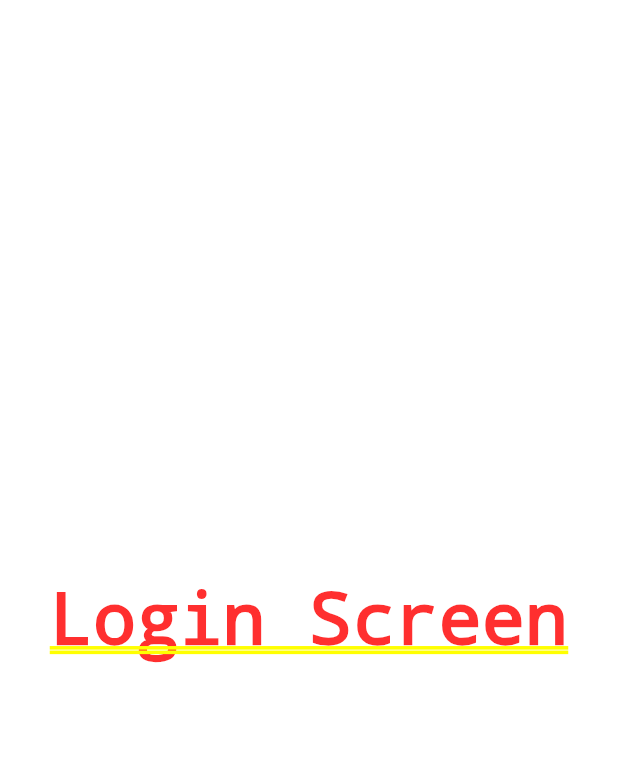
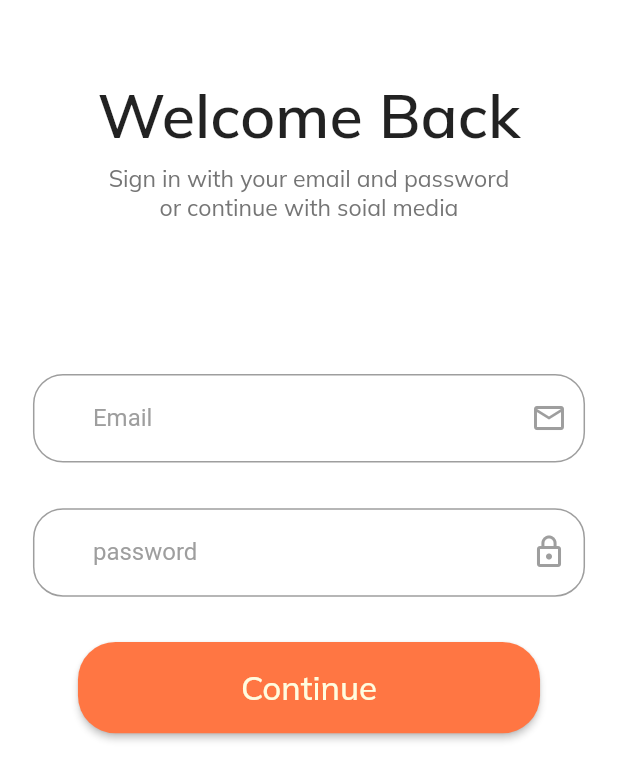
Before and after one commit to mahmoudlotf0/E-Commerce-App, a Flutter app: the screen it shows after launch, after a tap on "Continue", on a phone screen of 412 x 824 dp. Shown: the top 780 px of the screen. Run offline on Flutter 3.47's test engine with Material 2 defaults, Android fonts, the phone set to English and light mode, and no system bars; our stand-ins replace bloc, flutter_bloc, google_fonts.

Commit message:
Add login screen and make some clean code

```diff
--- /dev/null
+++ b/lib/presentationLayer/screens/login_screen/components/form_field_widget.dart
@@ -0,0 +1,38 @@
+import 'package:ecommerceapp/presentationLayer/widgets/custom_size_box.dart';
+import 'package:ecommerceapp/presentationLayer/widgets/default_text_field.dart';
+import 'package:flutter/material.dart';
+
+class FormFieldWidget extends StatelessWidget {
+  const FormFieldWidget({Key? key}) : super(key: key);
+
+  @override
+  Widget build(BuildContext context) {
+    TextEditingController emailController = TextEditingController();
+    TextEditingController passwordController = TextEditingController();
+
+    GlobalKey<FormState> formKey = GlobalKey<FormState>();
+
+    return Form(
+      key: formKey,
+      child: Column(
+        children: [
+          DefualtTextField(
+            controller: emailController,
+            hintText: 'Enter your email',
+            lable: 'Email',
+            icon: Icons.email_outlined,
+            textInputType: TextInputType.emailAddress,
+          ),
+          customSizeBox(height: 30),
+          DefualtTextField(
+            controller: passwordController,
+            hintText: 'Enter your password',
+            lable: 'password',
+            icon: Icons.lock_outline,
+            textInputType: TextInputType.emailAddress,
+          ),
+        ],
+      ),
+    );
+  }
+}
--- /dev/null
+++ b/lib/presentationLayer/screens/login_screen/components/head_widget.dart
@@ -0,0 +1,25 @@
+import 'package:ecommerceapp/presentationLayer/widgets/custom_size_box.dart';
+import 'package:ecommerceapp/themes/text_styles.dart';
+import 'package:flutter/material.dart';
+
+class HeadWidget extends StatelessWidget {
+  const HeadWidget({Key? key}) : super(key: key);
+
+  @override
+  Widget build(BuildContext context) {
+    return Column(
+      children: [
+        Text(
+          'Welcome Back',
+          style: kHeadLine,
+        ),
+        customSizeBox(height: 8),
+        Text(
+          'Sign in with your email and password\nor continue with soial media',
+          style: kHeadLineThree,
+          textAlign: TextAlign.center,
+        ),
+      ],
+    );
+  }
+}
--- a/lib/presentationLayer/screens/login_screen/login_screen.dart
+++ b/lib/presentationLayer/screens/login_screen/login_screen.dart
@@ -1,4 +1,13 @@
+import 'package:ecommerceapp/constans/constans.dart';
+import 'package:ecommerceapp/constans/size_config.dart';
+import 'package:ecommerceapp/presentationLayer/screens/login_screen/components/form_field_widget.dart';
+import 'package:ecommerceapp/presentationLayer/screens/login_screen/components/head_widget.dart';
+import 'package:ecommerceapp/presentationLayer/widgets/custom_size_box.dart';
+import 'package:ecommerceapp/presentationLayer/widgets/default_text_field.dart';
+import 'package:ecommerceapp/presentationLayer/widgets/defualt_button.dart';
+import 'package:ecommerceapp/themes/text_styles.dart';
 import 'package:flutter/material.dart';
+import 'package:google_fonts/google_fonts.dart';
 
 class LoginScreen extends StatelessWidget {
   static const String routeName = 'LoginScreen';
@@ -6,8 +15,35 @@ class LoginScreen extends StatelessWidget {
 
   @override
   Widget build(BuildContext context) {
-    return const Center(
-      child: Text('Login Screen'),
+    return Scaffold(
+      body: SafeArea(
+        child: Center(
+          child: Padding(
+            padding: EdgeInsets.symmetric(
+              vertical: getProportionateScreenHeight(50),
+              horizontal: getProportionateScreenWidth(20),
+            ),
+            child: Column(
+              children: [
+                const HeadWidget(),
+                customSizeBox(height: 100),
+                const FormFieldWidget(),
+                customSizeBox(height: 15),
+                DefualtButton(
+                  title: 'Continue',
+                  height: 60,
+                  onTap: () {
+                    print('object');
+                  },
+                ),
+              ],
+            ),
+          ),
+        ),
+      ),
     );
   }
 }
+/*
+
+ */
--- a/lib/presentationLayer/screens/on_boarding_screen/components/on_boarding_body.dart
+++ b/lib/presentationLayer/screens/on_boarding_screen/components/on_boarding_body.dart
@@ -1,3 +1,6 @@
+import 'package:ecommerceapp/presentationLayer/screens/login_screen/login_screen.dart';
+import 'package:ecommerceapp/presentationLayer/widgets/custom_size_box.dart';
+
 import 'dots_indicator.dart';
 import 'on_boarding_content.dart';
 import '../../../widgets/defualt_button.dart';
@@ -11,13 +14,20 @@ class OnBoardingBody extends StatelessWidget {
     return Scaffold(
       body: SafeArea(
         child: Column(
-          children: const [
-            Spacer(),
-            OnBoardingContent(),
-            SizedBox(height: 10),
-            DotsIndicator(),
-            Spacer(),
-            DefualtButton(title: 'Continue', height: 60),
+          children: [
+            const Spacer(),
+            const OnBoardingContent(),
+            customSizeBox(height: 10),
+            const DotsIndicator(),
+            const Spacer(),
+            DefualtButton(
+              title: 'Continue',
+              height: 60,
+              onTap: () {
+                Navigator.of(context)
+                    .pushReplacementNamed(LoginScreen.routeName);
+              },
+            ),
           ],
         ),
       ),
--- a/lib/presentationLayer/screens/on_boarding_screen/components/on_boarding_content.dart
+++ b/lib/presentationLayer/screens/on_boarding_screen/components/on_boarding_content.dart
@@ -1,3 +1,5 @@
+import 'package:ecommerceapp/presentationLayer/widgets/custom_size_box.dart';
+
 import '../../../../businessLogicLayer/cubit/shopcubit_cubit.dart';
 import '../../../../constans/size_config.dart';
 import '../../../../themes/text_styles.dart';
@@ -26,7 +28,7 @@ class OnBoardingContent extends StatelessWidget {
                   'Medical House Store',
                   style: kHeadLineOne,
                 ),
-                const SizedBox(height: 10),
+                customSizeBox(height: 10),
                 Text(
                   cubit.onBoardingData[index]['text']!,
                   style: kHeadLineTwo,
--- /dev/null
+++ b/lib/presentationLayer/widgets/custom_size_box.dart
@@ -0,0 +1,9 @@
+import 'package:ecommerceapp/constans/size_config.dart';
+import 'package:flutter/cupertino.dart';
+
+SizedBox customSizeBox({double height = 0, double width = 0}) {
+  return SizedBox(
+    height: getProportionateScreenHeight(height),
+    width: getProportionateScreenWidth(width),
+  );
+}
--- /dev/null
+++ b/lib/presentationLayer/widgets/default_text_field.dart
@@ -0,0 +1,50 @@
+import 'package:flutter/material.dart';
+
+// ignore: must_be_immutable
+class DefualtTextField extends StatelessWidget {
+  TextEditingController controller = TextEditingController();
+  TextInputType? textInputType;
+  String lable;
+  String hintText;
+  IconData icon;
+  DefualtTextField({
+    required this.controller,
+    this.textInputType,
+    required this.hintText,
+    required this.lable,
+    required this.icon,
+    Key? key,
+  }) : super(key: key);
+
+  @override
+  Widget build(BuildContext context) {
+    return TextFormField(
+      controller: controller,
+      keyboardType: textInputType,
+      decoration: InputDecoration(
+        border: OutlineInputBorder(
+          borderRadius: BorderRadius.circular(20.0),
+        ),
+        focusedBorder: OutlineInputBorder(
+          borderRadius: BorderRadius.circular(20.0),
+          borderSide: const BorderSide(
+            color: Colors.grey,
+            width: 2.0,
+          ),
+        ),
+        hintText: hintText,
+        labelText: lable,
+        labelStyle: const TextStyle(color: Colors.grey),
+        contentPadding: const EdgeInsets.only(
+          left: 40.0,
+          top: 20.0,
+          bottom: 20.0,
+        ),
+        suffixIcon: Icon(
+          icon,
+          color: Colors.grey,
+        ),
+      ),
+    );
+  }
+}
--- a/lib/presentationLayer/widgets/defualt_button.dart
+++ b/lib/presentationLayer/widgets/defualt_button.dart
@@ -8,8 +8,13 @@ import '../screens/login_screen/login_screen.dart';
 class DefualtButton extends StatelessWidget {
   final String title;
   final double height;
-  const DefualtButton({required this.title, required this.height, Key? key})
-      : super(key: key);
+  final Function()? onTap;
+  const DefualtButton({
+    required this.onTap,
+    required this.title,
+    required this.height,
+    Key? key,
+  }) : super(key: key);
 
   @override
   Widget build(BuildContext context) {
@@ -34,9 +39,7 @@ class DefualtButton extends StatelessWidget {
               ),
             ),
           ),
-          onPressed: () {
-            Navigator.of(context).pushReplacementNamed(LoginScreen.routeName);
-          },
+          onPressed: onTap,
         ),
       ),
     );
--- a/lib/themes/text_styles.dart
+++ b/lib/themes/text_styles.dart
@@ -3,6 +3,13 @@ import 'package:google_fonts/google_fonts.dart';
 
 import '../constans/constans.dart';
 import '../constans/size_config.dart';
+
+TextStyle kHeadLine = GoogleFonts.muli(
+  textStyle: TextStyle(
+    fontSize: getProportionateScreenHeight(40),
+    fontWeight: FontWeight.w600,
+  ),
+);
 
 TextStyle kHeadLineOne = GoogleFonts.muli(
   textStyle: TextStyle(
@@ -17,3 +24,7 @@ TextStyle kHeadLineTwo = GoogleFonts.muli(
     color: kTextColor,
   ),
 );
+TextStyle kHeadLineThree = GoogleFonts.muli(
+  textStyle:
+      TextStyle(fontSize: getProportionateScreenWidth(14), color: kTextColor),
+);
--- a/pubspec.yaml
+++ b/pubspec.yaml
@@ -15,7 +15,7 @@ dependencies:
   bloc: ^8.0.2
   google_fonts: ^2.2.0
   flutter_svg: ^1.0.0
-
+  font_awesome_flutter: ^9.2.0
 
   cupertino_icons: ^1.0.2
 
```
Also changed, not shown: pubspec.lock.
